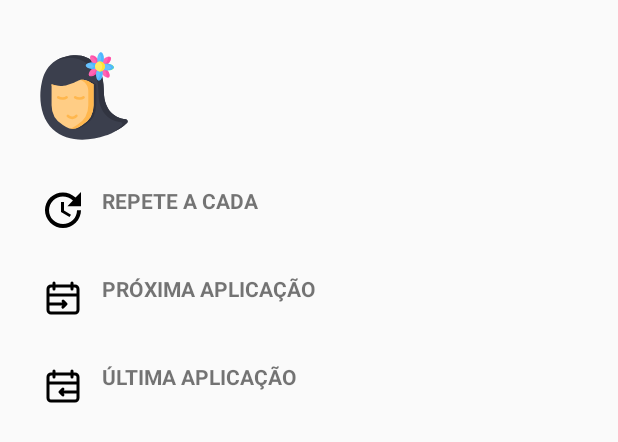
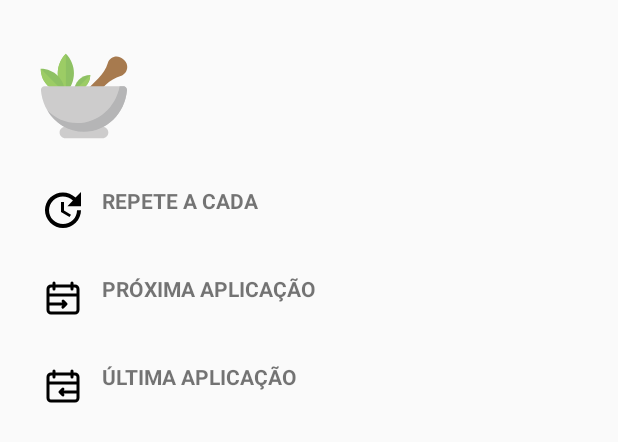
Before and after one commit to victoriatanaka/hairschedule, an Android app: the layout activity_treatment.xml on its own in the app's theme, with its tools: preview values and no code run, on a phone screen of 412 x 824 dp. Shown: the top 442 px of the screen. Run offline under Robolectric (Android 15) with nearby library versions, the phone set to English and light mode, and no system bars.

Commit message:
fixed warnings

```diff
--- a/app/src/main/java/com/example/cronogramacapilar/helpers/TreatmentFormHelper.java
+++ b/app/src/main/java/com/example/cronogramacapilar/helpers/TreatmentFormHelper.java
@@ -18,13 +18,11 @@ import android.view.KeyEvent;
 import android.view.MotionEvent;
 import android.view.View;
 import android.view.ViewGroup;
-import android.view.WindowManager;
 import android.view.inputmethod.InputMethodManager;
 import android.widget.AdapterView;
 import android.widget.ArrayAdapter;
 import android.widget.DatePicker;
 import android.widget.EditText;
-import android.widget.LinearLayout;
 import android.widget.Spinner;
 import android.widget.TextView;
 import android.widget.Toast;
@@ -42,6 +40,7 @@ import java.util.Collections;
 import java.util.Date;
 import java.util.List;
 import java.util.Locale;
+import java.util.Objects;
 import java.util.concurrent.Callable;
 import java.util.regex.Matcher;
 import java.util.regex.Pattern;
@@ -123,7 +122,7 @@ public final class TreatmentFormHelper {
                     else if (c == '\n') {
                         otherTreatmentField.clearFocus();
                         InputMethodManager imm = (InputMethodManager) context.getSystemService(Context.INPUT_METHOD_SERVICE);
-                        imm.hideSoftInputFromWindow(otherTreatmentField.getWindowToken(), 0);
+                        Objects.requireNonNull(imm).hideSoftInputFromWindow(otherTreatmentField.getWindowToken(), 0);
                         keepOriginal = false;
                     } else
                         keepOriginal = false;
--- a/app/src/main/res/drawable/ic_cider.xml
+++ b/app/src/main/res/drawable/ic_cider.xml
@@ -1,6 +1,6 @@
 <vector xmlns:android="http://schemas.android.com/apk/res/android"
-    android:width="512dp"
-    android:height="512dp"
+    android:width="200dp"
+    android:height="200dp"
     android:viewportWidth="512"
     android:viewportHeight="512">
     <path
--- a/app/src/main/res/drawable/ic_haircare.xml
+++ /dev/null
@@ -1,84 +0,0 @@
-<vector xmlns:android="http://schemas.android.com/apk/res/android"
-    android:width="512dp"
-    android:height="512dp"
-    android:viewportWidth="512"
-    android:viewportHeight="512">
-    <path
-        android:pathData="M493.925,388.876a11.585,11.585 0,0 1,6.825 20.058l-0.253,0.232c-0,0 -15.011,13.756 -30.992,25.403 -13.296,9.69 -59.885,36.205 -90.6,46.83 -94.952,32.846 -222.945,38.584 -300.608,-36.051C9.826,379.547 -4.455,267.311 16.237,177.983c5.79,-24.995 15.767,-66.18 51.355,-100.825 36.777,-35.803 80.14,-48.12 129.779,-52.712a154.328,154.328 0,0 1,44.645 3.045c7.86,1.662 43.184,10.131 74.505,40.089C361.77,110.86 368.274,175.385 369.086,234.315c0.68,49.34 16.616,96.19 52.483,125.566 21.176,17.344 47.423,24.442 47.423,24.442A133.86,133.86 0,0 0,493.925 388.876Z"
-        android:fillColor="#3b3f4d" />
-    <path
-        android:pathData="M493.925,388.876a133.861,133.861 0,0 1,-24.933 -4.554c-0,0 -26.247,-7.098 -47.423,-24.442C385.702,330.504 369.766,283.654 369.086,234.315c-0.812,-58.93 -7.316,-123.454 -52.566,-166.735C285.199,37.622 249.876,29.153 242.015,27.491a154.33,154.33 0,0 0,-44.645 -3.045C159.943,27.908 126.085,35.769 95.926,54.771c22.134,-8.563 45.96,-12.968 71.444,-15.325a154.33,154.33 0,0 1,44.645 3.045c7.86,1.662 43.184,10.131 74.505,40.089 45.25,43.28 51.753,107.805 52.566,166.735 0.68,49.34 16.616,96.19 52.483,125.566 21.176,17.344 47.423,24.442 47.423,24.442a133.861,133.861 0,0 0,24.933 4.554,11.585 11.585,0 0,1 6.825,20.058q-0.126,0.116 -0.253,0.232c-0,0 -15.011,13.756 -30.992,25.403 -6.476,4.719 -20.855,13.43 -37.445,22.352 27.26,-12.476 57.212,-29.895 67.446,-37.352 15.981,-11.646 30.992,-25.403 30.992,-25.403q0.127,-0.116 0.253,-0.232A11.585,11.585 0,0 0,493.925 388.876Z"
-        android:fillColor="#313440" />
-    <path
-        android:pathData="M261.188,421.124l-18.322,10.772a72.811,72.811 0,0 1,-73.786 0l-18.322,-10.772a130.196,130.196 0,0 1,-64.264 -112.222V204.682c30.772,11.381 54.787,-4.641 68.382,-6.514 17.593,-2.423 32.874,-8.356 49.949,-14.985 27.949,-10.851 31.025,-15.929 43.245,-18.805 16.376,-3.854 41.189,-1.874 77.383,25.304v119.219A130.196,130.196 0,0 1,261.188 421.124Z"
-        android:fillColor="#313440" />
-    <path
-        android:pathData="M246.188,421.124l-18.322,10.772a72.811,72.811 0,0 1,-73.786 0l-18.322,-10.772a130.196,130.196 0,0 1,-64.264 -112.222V189.682c30.772,11.381 54.787,10.359 68.382,8.486 17.593,-2.423 32.874,-8.356 49.949,-14.985 27.949,-10.851 31.025,-15.929 43.245,-18.805 16.376,-3.854 41.189,-1.874 77.383,25.304v119.219A130.196,130.196 0,0 1,246.188 421.124Z"
-        android:fillColor="#ffcd85" />
-    <path
-        android:pathData="M107.624,198.457a154.355,154.355 0,0 1,-36.13 -8.774v7.935A130.861,130.861 0,0 0,107.624 198.457Z"
-        android:fillColor="#ffc570" />
-    <path
-        android:pathData="M233.069,164.379c-0.484,0.114 -0.95,0.233 -1.408,0.354q0.832,0.192 1.678,0.407c27.85,7.069 47.113,32.496 47.113,61.23v82.532a130.196,130.196 0,0 1,-64.264 112.222l-18.322,10.772a72.697,72.697 0,0 1,-21.893 8.47,72.8 72.8,0 0,0 51.893,-8.47l18.322,-10.772a130.196,130.196 0,0 0,64.264 -112.222V189.683C274.258,162.505 249.445,160.524 233.069,164.379zM133.31,278.03a54.263,54.263 0,0 1,-27.722 -7.818,7.5 7.5,0 1,1 7.775,-12.828 38.706,38.706 0,0 0,23.002 5.518,37.921 37.921,0 0,0 16.579,-5.493 7.5,7.5 0,0 1,7.855 12.779,52.987 52.987,0 0,1 -23.176,7.661C136.154,277.973 134.715,278.03 133.31,278.03z"
-        android:fillColor="#ffb74e" />
-    <path
-        android:pathData="M229.594,278.03a54.268,54.268 0,0 1,-27.722 -7.818,7.5 7.5,0 0,1 7.774,-12.828 38.726,38.726 0,0 0,23.003 5.518,37.926 37.926,0 0,0 16.579,-5.492 7.499,7.499 0,1 1,7.855 12.777,52.98 52.98,0 0,1 -23.176,7.662C232.438,277.973 230.999,278.03 229.594,278.03zM188.671,388.063c-17.291,0 -28.792,-12.475 -30.174,-14.049a7.5,7.5 0,0 1,11.273 -9.896c0.095,0.108 9.673,10.805 22.501,8.639a23.928,23.928 0,0 0,14.221 -8.466,7.5 7.5,0 1,1 11.566,9.551 38.95,38.95 0,0 1,-23.293 13.706A36.592,36.592 0,0 1,188.671 388.063z"
-        android:fillColor="#ffb74e" />
-    <path
-        android:pathData="M303.554,66.441a36.558,18.474 49.435,1 0,28.068 -24.028a36.558,18.474 49.435,1 0,-28.068 24.028z"
-        android:fillColor="#ff66b3" />
-    <path
-        android:pathData="M331.622,42.413A45.346,45.346 0,0 0,293.814 26.655c-0.104,0.448 -0.182,0.902 -0.272,1.353a45.345,45.345 0,0 1,33.091 52.838,45.687 45.687,0 0,0 14.728,1.353A45.345,45.345 0,0 0,331.622 42.413Z"
-        android:fillColor="#ff4ea7" />
-    <path
-        android:pathData="M360.981,133.525a36.558,18.474 49.435,1 0,28.068 -24.028a36.558,18.474 49.435,1 0,-28.068 24.028z"
-        android:fillColor="#ff66b3" />
-    <path
-        android:pathData="M389.048,109.497A45.346,45.346 0,0 0,351.24 93.739c-0.104,0.448 -0.182,0.902 -0.272,1.353a45.346,45.346 0,0 1,33.091 52.839,45.694 45.694,0 0,0 14.728,1.353A45.345,45.345 0,0 0,389.048 109.497Z"
-        android:fillColor="#ff4ea7" />
-    <path
-        android:pathData="M284.987,140.456a18.474,36.558 49.435,1 0,55.544 -47.548a18.474,36.558 49.435,1 0,-55.544 47.548z"
-        android:fillColor="#ff66b3" />
-    <path
-        android:pathData="M340.531,92.908a45.672,45.672 0,0 0,-17.765 -0.543c0.926,0.155 1.849,0.332 2.765,0.543a45.397,45.397 0,0 1,-37.779 48.091,45.398 45.398,0 0,0 52.779,-48.091Z"
-        android:fillColor="#ff4ea7" />
-    <path
-        android:pathData="M352.071,83.03a18.474,36.558 49.435,1 0,55.544 -47.548a18.474,36.558 49.435,1 0,-55.544 47.548z"
-        android:fillColor="#ff66b3" />
-    <path
-        android:pathData="M407.614,35.482A45.671,45.671 0,0 0,389.85 34.939c0.926,0.154 1.848,0.332 2.764,0.543a45.397,45.397 0,0 1,-37.779 48.091,45.398 45.398,0 0,0 52.779,-48.091Z"
-        android:fillColor="#ff4ea7" />
-    <path
-        android:pathData="M300.851,102.973a18.474,36.558 94.435,1 0,2.857 -36.837a18.474,36.558 94.435,1 0,-2.857 36.837z"
-        android:fillColor="#66c1ff" />
-    <path
-        android:pathData="M303.708,66.136a45.285,45.285 0,0 0,-15.79 1.554,45.418 45.418,0 0,1 26.282,19.692 45.54,45.54 0,0 1,-22.087 14.038A45.359,45.359 0,0 0,338.728 87.381,45.346 45.346,0 0,0 303.708,66.136Z"
-        android:fillColor="#4eb7ff" />
-    <path
-        android:pathData="M388.893,109.804a18.474,36.558 94.435,1 0,2.857 -36.837a18.474,36.558 94.435,1 0,-2.857 36.837z"
-        android:fillColor="#63ea86" />
-    <path
-        android:pathData="M373.892,109.803a18.474,36.558 94.435,1 0,2.857 -36.837a18.474,36.558 94.435,1 0,-2.857 36.837z"
-        android:fillColor="#66c1ff" />
-    <path
-        android:pathData="M391.75,72.965a45.485,45.485 0,0 0,-11.084 0.493,45.356 45.356,0 0,1 31.103,20.752 45.461,45.461 0,0 1,-26.793 15.098c1.289,0.212 2.59,0.391 3.916,0.493a45.345,45.345 0,0 0,37.877 -15.591A45.345,45.345 0,0 0,391.75 72.965Z"
-        android:fillColor="#4eb7ff" />
-    <path
-        android:pathData="M340.059,168.439a36.558,18.474 94.435,1 0,5.654 -72.897a36.558,18.474 94.435,1 0,-5.654 72.897z"
-        android:fillColor="#66c1ff" />
-    <path
-        android:pathData="M345.713,95.542a45.693,45.693 0,0 0,-8.539 6.908,45.337 45.337,0 0,1 -3.576,59.08 45.687,45.687 0,0 0,6.461 6.908,45.408 45.408,0 0,0 5.654,-72.896Z"
-        android:fillColor="#4eb7ff" />
-    <path
-        android:pathData="M346.888,80.397a36.558,18.474 94.435,1 0,5.654 -72.897a36.558,18.474 94.435,1 0,-5.654 72.897z"
-        android:fillColor="#66c1ff" />
-    <path
-        android:pathData="M352.542,7.5a45.703,45.703 0,0 0,-8.539 6.908,45.337 45.337,0 0,1 -3.576,59.08 45.697,45.697 0,0 0,6.461 6.908A45.408,45.408 0,0 0,352.542 7.5Z"
-        android:fillColor="#4eb7ff" />
-    <path
-        android:pathData="M346.301,87.969m-28.332,0a28.332,28.332 0,1 1,56.664 0a28.332,28.332 0,1 1,-56.664 0"
-        android:fillColor="#ffe966" />
-    <path
-        android:pathData="M367.823,69.545a28.33,28.33 0,0 0,-29.023 -8.899,28.335 28.335,0 0,1 0.001,54.645 28.333,28.333 0,0 0,29.022 -45.747Z"
-        android:fillColor="#ffe236" />
-</vector>
--- a/app/src/main/res/drawable/ic_protein_supplements.xml
+++ b/app/src/main/res/drawable/ic_protein_supplements.xml
@@ -1,6 +1,6 @@
 <vector xmlns:android="http://schemas.android.com/apk/res/android"
-    android:width="512dp"
-    android:height="512dp"
+    android:width="200dp"
+    android:height="200dp"
     android:viewportWidth="512"
     android:viewportHeight="512">
     <path
--- a/app/src/main/res/drawable/ic_rain_drops.xml
+++ b/app/src/main/res/drawable/ic_rain_drops.xml
@@ -1,6 +1,6 @@
 <vector xmlns:android="http://schemas.android.com/apk/res/android"
-    android:width="512dp"
-    android:height="512dp"
+    android:width="200dp"
+    android:height="200dp"
     android:viewportWidth="512"
     android:viewportHeight="512">
     <path
--- a/app/src/main/res/layout/activity_treatment.xml
+++ b/app/src/main/res/layout/activity_treatment.xml
@@ -31,7 +31,8 @@
             android:id="@+id/icon_type"
             android:layout_width="60dp"
             android:layout_height="60dp"
-            android:src="@drawable/ic_haircare" />
+            android:src="@drawable/ic_herbal_treatment"
+            android:contentDescription="@string/description_icon_type" />
     </RelativeLayout>
 
     <!-- repeats field -->
@@ -68,7 +69,8 @@
             android:layout_width="32dp"
             android:layout_height="32dp"
             android:layout_alignParentStart="true"
-            android:src="@drawable/ic_update_black_24dp" />
+            android:src="@drawable/ic_update_black_24dp"
+            android:contentDescription="@string/description_icon_repeats" />
     </RelativeLayout>
 
     <!-- next application field -->
@@ -105,7 +107,8 @@
             android:layout_width="32dp"
             android:layout_height="32dp"
             android:layout_alignParentStart="true"
-            android:src="@drawable/ic_next_date" />
+            android:src="@drawable/ic_next_date"
+            android:contentDescription="@string/description_icon_date" />
     </RelativeLayout>
 
     <!-- last application field -->
@@ -142,7 +145,8 @@
             android:layout_width="32dp"
             android:layout_height="32dp"
             android:layout_alignParentStart="true"
-            android:src="@drawable/ic_previous_date" />
+            android:src="@drawable/ic_previous_date"
+            android:contentDescription="@string/description_icon_date" />
     </RelativeLayout>
 
     <!-- observations field -->
@@ -158,7 +162,6 @@
         android:textStyle="bold" />
 
     <ScrollView
-        android:id="@+id/ScrollView01"
         android:layout_width="match_parent"
         android:layout_height="match_parent">
 
--- a/app/src/main/res/layout/treatment_row.xml
+++ b/app/src/main/res/layout/treatment_row.xml
@@ -2,7 +2,6 @@
 <androidx.cardview.widget.CardView xmlns:android="http://schemas.android.com/apk/res/android"
     xmlns:card_view="http://schemas.android.com/apk/res-auto"
     xmlns:tools="http://schemas.android.com/tools"
-    android:id="@+id/card_view"
     android:layout_width="match_parent"
     android:layout_height="wrap_content"
     android:layout_margin="8dp"
@@ -79,7 +78,7 @@
             android:background="?selectableItemBackgroundBorderless"
             android:tint="@color/cardview_dark_background"
             android:paddingStart="16dp"
-            android:paddingEnd="8dp"
+            android:paddingEnd="16dp"
             android:layout_gravity="end|top"
             tools:ignore="PrivateResource"
             android:contentDescription="@string/menu_button_description" />
--- a/app/src/main/res/values/strings.xml
+++ b/app/src/main/res/values/strings.xml
@@ -19,7 +19,6 @@
         <item quantity="other">%1$d dias atrasado</item>
     </plurals>
     <string name="error_last_date">"Selecione uma data  "</string>
-    <string name="repeats_each_n">Repete a cada %1$d %2$s</string>
     <string name="repeats_each">Repete a cada</string>
     <string name="_1">1</string>
     <string name="see_details">Ver detalhes</string>
@@ -30,6 +29,9 @@
     <string name="last_application">Última aplicação</string>
     <string name="other_treatment">Outro</string>
     <string name="error_other_treatment_empty">Tipo de tratamento não pode estar vazio</string>
+    <string name="description_icon_type">Ícone para o tipo de tratamento</string>
+    <string name="description_icon_repeats">Ícone para a frequência de aplicação</string>
+    <string name="description_icon_date">Ícone para a data</string>
     <string-array name="treatments_array">
         <item>Tipo de tratamento</item>
         <item>Acidificação</item>
```
Also changed, not shown: app/src/main/java/com/example/cronogramacapilar/activities/TreatmentActivity.java (+14 -12 lines), app/src/main/res/drawable/ic_apple.xml (deleted, +0 -27 lines), app/src/main/res/drawable/ic_hair_cream.xml (deleted, +0 -21 lines), app/src/main/res/layout/activity_new_treatment.xml (+2 -9 lines).
